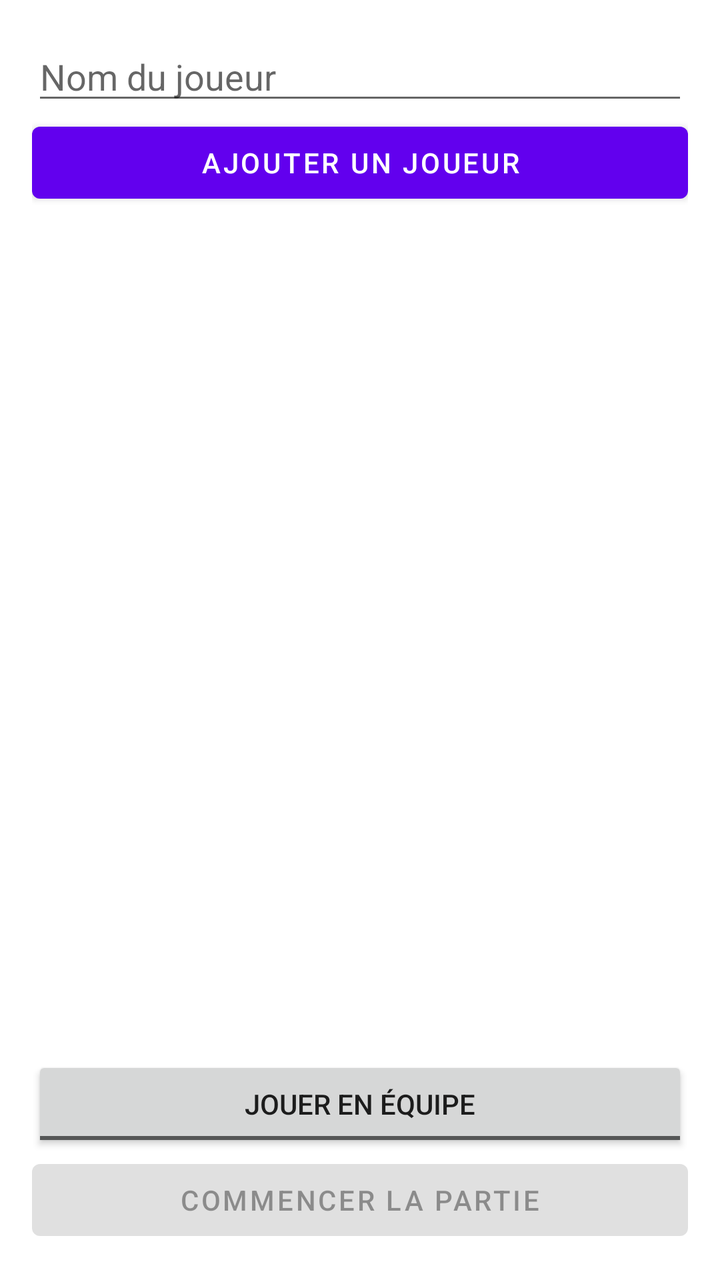
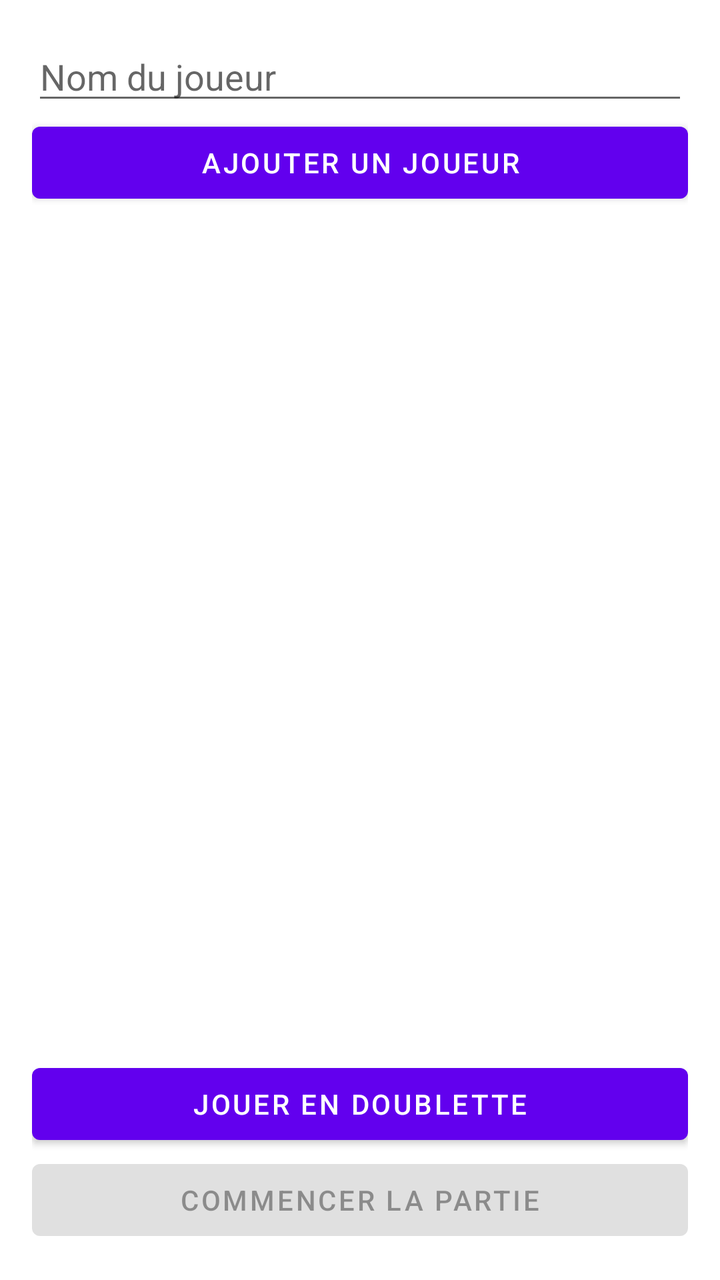

Before-and-after screenshots of an Android layout around one commit, followed by the original layout XML and the change that was made.
<!-- AndroidManifest.xml: application theme Theme.CulDeChouette -->
<!-- res/layout/activity_start.xml -->
<LinearLayout xmlns:android="http://schemas.android.com/apk/res/android"
    xmlns:tools="http://schemas.android.com/tools"
    android:layout_width="match_parent"
    android:layout_height="match_parent"
    android:orientation="vertical"
    android:padding="16dp"
    tools:context=".StartActivity">

    <EditText
        android:id="@+id/playerNameEditText"
        android:layout_width="match_parent"
        android:layout_height="wrap_content"
        android:hint="Nom du joueur" />

    <Button
        android:id="@+id/addPlayerButton"
        android:layout_width="match_parent"
        android:layout_height="wrap_content"
        android:text="Ajouter un joueur" />

    <ListView
        android:id="@+id/playersListView"
        android:layout_width="match_parent"
        android:layout_height="0dp"
        android:layout_weight="1" />

    <ToggleButton
        android:id="@+id/teamToggleButton"
        android:layout_width="match_parent"
        android:layout_height="wrap_content"
        android:textOn="Jouer en équipe"
        android:textOff="Jouer en équipe"
        android:checked="false" />

    <LinearLayout
        android:id="@+id/teamsLayout"
        android:layout_width="match_parent"
        android:layout_height="wrap_content"
        android:orientation="vertical"
        android:visibility="gone">

        <EditText
            android:id="@+id/teamNameEditText"
            android:layout_width="match_parent"
            android:layout_height="wrap_content"
            android:hint="Nom de l'équipe" />

        <Button
            android:id="@+id/addTeamButton"
            android:layout_width="match_parent"
            android:layout_height="wrap_content"
            android:text="Ajouter une équipe" />

        <ListView
            android:id="@+id/teamsListView"
            android:layout_width="match_parent"
            android:layout_height="wrap_content" />
    </LinearLayout>

    <Button
        android:id="@+id/startGameButton"
        android:layout_width="match_parent"
        android:layout_height="wrap_content"
        android:text="Commencer la partie"
        android:enabled="false" />
</LinearLayout>
<!-- resources referenced by this layout -->
<resources>
  <style name="Theme.CulDeChouette" parent="Theme.MaterialComponents.DayNight.DarkActionBar">
          
          <item name="colorPrimary">@color/purple_500</item>
          <item name="colorPrimaryVariant">@color/purple_700</item>
          <item name="colorOnPrimary">@color/white</item>
          
          <item name="colorSecondary">@color/teal_200</item>
          <item name="colorSecondaryVariant">@color/teal_700</item>
          <item name="colorOnSecondary">@color/black</item>
          
          <item name="android:statusBarColor" tools:targetApi="l">?attr/colorPrimaryVariant</item>
          
      </style>
  <color name="purple_500">#FF6200EE</color>
  <color name="purple_700">#FF3700B3</color>
  <color name="white">#FFFFFFFF</color>
  <color name="teal_200">#FF03DAC5</color>
  <color name="teal_700">#FF018786</color>
  <color name="black">#FF000000</color>
</resources>

<!-- the commit's change to res/layout/activity_start.xml (unified diff, before → after) -->
@@ -24,38 +24,12 @@
         android:layout_height="0dp"
         android:layout_weight="1" />
 
-    <ToggleButton
-        android:id="@+id/teamToggleButton"
+    <Button
+        android:id="@+id/doubletteButton"
         android:layout_width="match_parent"
         android:layout_height="wrap_content"
-        android:textOn="Jouer en équipe"
-        android:textOff="Jouer en équipe"
+        android:text="Jouer en doublette"
         android:checked="false" />
-
-    <LinearLayout
-        android:id="@+id/teamsLayout"
-        android:layout_width="match_parent"
-        android:layout_height="wrap_content"
-        android:orientation="vertical"
-        android:visibility="gone">
-
-        <EditText
-            android:id="@+id/teamNameEditText"
-            android:layout_width="match_parent"
-            android:layout_height="wrap_content"
-            android:hint="Nom de l'équipe" />
-
-        <Button
-            android:id="@+id/addTeamButton"
-            android:layout_width="match_parent"
-            android:layout_height="wrap_content"
-            android:text="Ajouter une équipe" />
-
-        <ListView
-            android:id="@+id/teamsListView"
-            android:layout_width="match_parent"
-            android:layout_height="wrap_content" />
-    </LinearLayout>
 
     <Button
         android:id="@+id/startGameButton"
